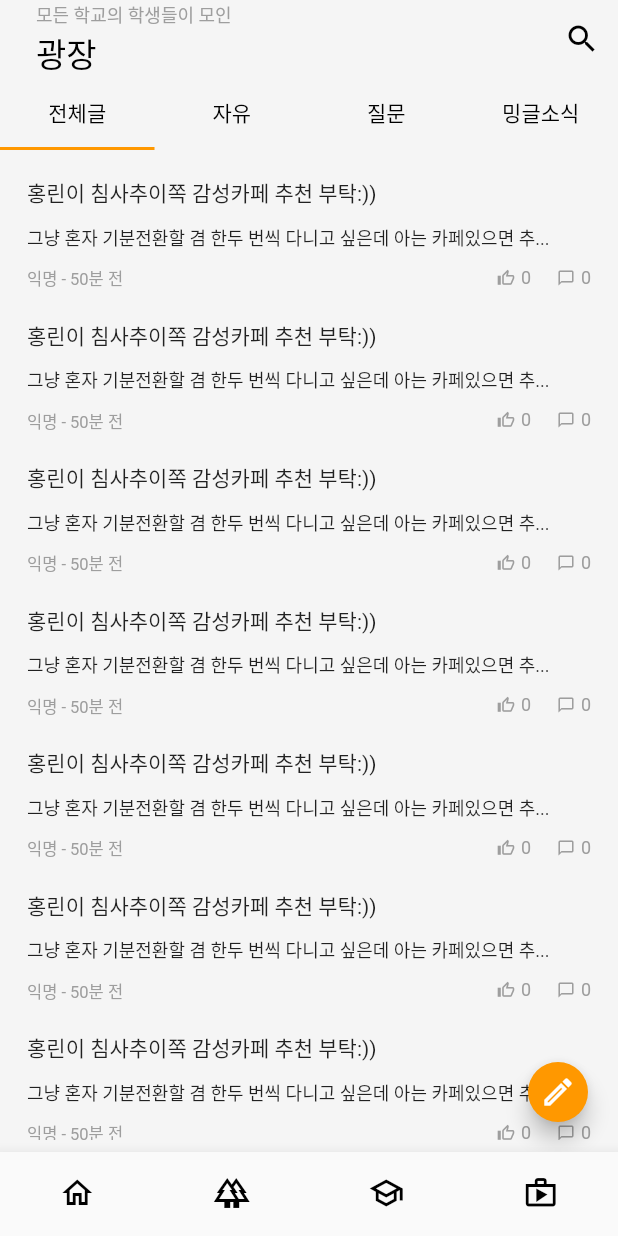
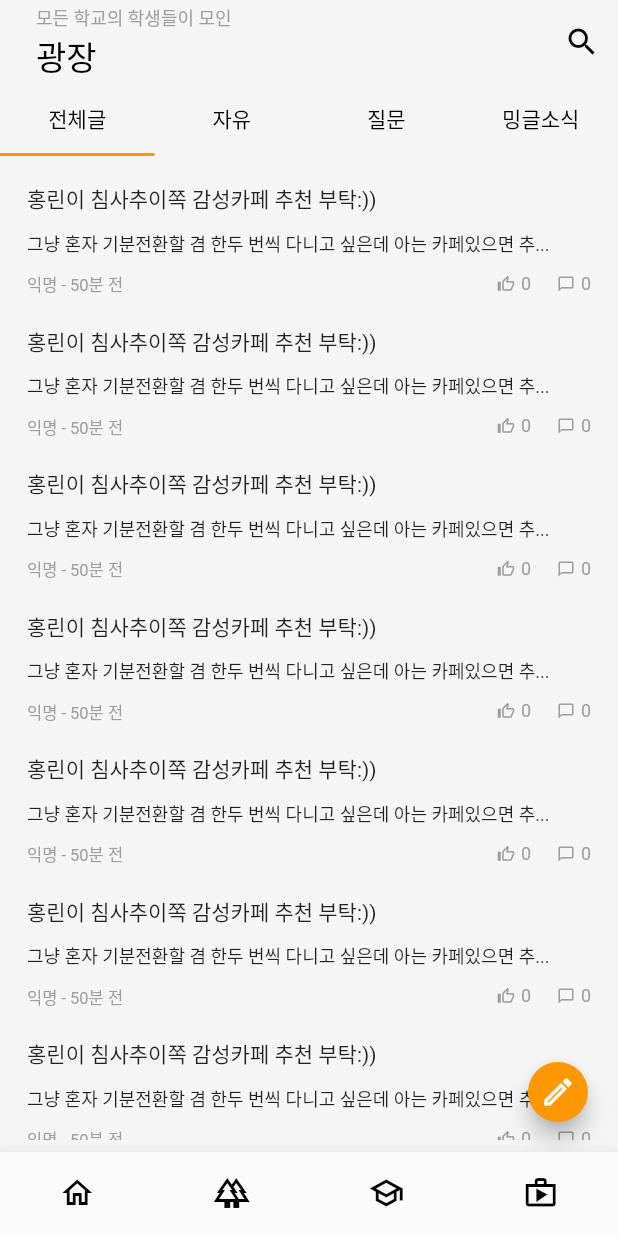
Before and after one commit to sung01299/mingle_clone_coding, a Flutter app: the screen it shows after launch, item 2 of the bottom bar chosen, after a tap on the "search" icon, on a phone screen of 412 x 824 dp. Run offline on Flutter 3.47's test engine with Material 2 defaults, Android fonts, the phone set to English and light mode, and no system bars; our stand-ins replace carousel_slider.

Commit message:
clean up

```diff
--- a/mingle/lib/screens/main_page.dart
+++ b/mingle/lib/screens/main_page.dart
@@ -11,13 +11,6 @@ class MainPage extends StatefulWidget {
 }
 
 class _MyHomePageState extends State<MainPage> {
-  // final List<String> imagesList = [
-  //   'https://cdn.pixabay.com/photo/2020/11/01/23/22/breakfast-5705180_1280.jpg',
-  //   'https://cdn.pixabay.com/photo/2016/11/18/19/00/breads-1836411_1280.jpg',
-  //   'https://cdn.pixabay.com/photo/2019/01/14/17/25/gelato-3932596_1280.jpg',
-  //   'https://cdn.pixabay.com/photo/2017/04/04/18/07/ice-cream-2202561_1280.jpg',
-  // ];
-
   final List<String> imagesList = [
     'assets/images/first.jpeg',
     'assets/images/second.jpeg',
@@ -27,7 +20,7 @@ class _MyHomePageState extends State<MainPage> {
 
   @override
   Widget build(BuildContext context) {
-    int _currentIndex = 0;
+    int currentIndex = 0;
     return Scaffold(
       appBar: AppBar(
         backgroundColor: Colors.grey.shade100,
@@ -56,7 +49,7 @@ class _MyHomePageState extends State<MainPage> {
                   autoPlay: true,
                   viewportFraction: 1,
                   height: 200,
-                  onPageChanged: (index, reason) => _currentIndex = index),
+                  onPageChanged: (index, reason) => currentIndex = index),
               items: imagesList
                   .map(
                     (item) => Padding(
@@ -96,7 +89,7 @@ class _MyHomePageState extends State<MainPage> {
                       vertical: 5.0, horizontal: 5.0),
                   decoration: BoxDecoration(
                     shape: BoxShape.circle,
-                    color: _currentIndex == index
+                    color: currentIndex == index
                         ? Colors.orange
                         : const Color.fromRGBO(0, 0, 0, 0.3),
                   ),
--- a/mingle/lib/screens/second_page.dart
+++ b/mingle/lib/screens/second_page.dart
@@ -1,31 +1,73 @@
 import 'package:flutter/material.dart';
 import 'package:mingle/widget/contents_list.dart';
-import 'package:mingle/appbars/reusableAppBar.dart';
 import 'package:mingle/screens/add_post.dart';
 
-class SecondPage extends StatelessWidget {
+class SecondPage extends StatefulWidget {
   const SecondPage({super.key});
 
+  @override
+  State<SecondPage> createState() => _SecondPageState();
+}
+
+class _SecondPageState extends State<SecondPage> {
   @override
   Widget build(BuildContext context) {
     return DefaultTabController(
       initialIndex: 0,
       length: 4,
       child: Scaffold(
-        appBar: const ReusableAppBar(
-          subtitle: "모든 학교의 학생들이 모인",
-          title: "광장",
-          lastCategory: "밍글소식",
+        appBar: AppBar(
+          backgroundColor: Colors.grey.shade100,
+          elevation: 0,
+          leadingWidth: 300,
+          title: const Padding(
+            padding: EdgeInsets.all(8.0),
+            child: Column(
+              children: [
+                Row(
+                  mainAxisAlignment: MainAxisAlignment.start,
+                  children: [
+                    Text(
+                      "모든 학교의 학생들이 모인",
+                      style: TextStyle(color: Colors.grey, fontSize: 12),
+                    ),
+                  ],
+                ),
+                Row(
+                  mainAxisAlignment: MainAxisAlignment.start,
+                  children: [
+                    Text(
+                      "광장",
+                      style: TextStyle(color: Colors.black, fontSize: 22),
+                    ),
+                  ],
+                ),
+              ],
+            ),
+          ),
+          actions: [
+            IconButton(
+              icon: const Icon(Icons.search, color: Colors.black),
+              onPressed: () => {},
+            ),
+          ],
+          bottom: const TabBar(
+            indicatorColor: Colors.orange,
+            tabs: [
+              Tab(child: Text("전체글", style: TextStyle(color: Colors.black))),
+              Tab(child: Text("자유", style: TextStyle(color: Colors.black))),
+              Tab(child: Text("질문", style: TextStyle(color: Colors.black))),
+              Tab(child: Text("밍글소식", style: TextStyle(color: Colors.black))),
+            ],
+          ),
         ),
         body: const TabBarView(
           children: [
+            // temp data
             ContentList(),
             ContentList(),
             ContentList(),
-            // ContentList(),
-            Center(
-              child: Text("hihi"),
-            )
+            ContentList(),
           ],
         ),
         floatingActionButton: FloatingActionButton.small(
--- a/mingle/lib/widget/title.dart
+++ b/mingle/lib/widget/title.dart
@@ -18,7 +18,6 @@ class ListTitle extends StatelessWidget {
             child: InkWell(
               onTap: () {},
               child: Row(
-                // mainAxisAlignment: MainAxisAlignment.spaceBetween,
                 children: [
                   Text(title, style: const TextStyle(fontSize: 20)),
                   const SizedBox(width: 5),
```
Also changed, not shown: mingle/lib/appbars/reusable_appbar.dart (renamed from mingle/lib/appbars/reusableAppBar.dart, +9 -6 lines), mingle/lib/screens/add_post.dart (+4 -10 lines), mingle/lib/screens/third_page.dart (+59 -8 lines), mingle/lib/widget/custom_textfield.dart (+1 -9 lines).
